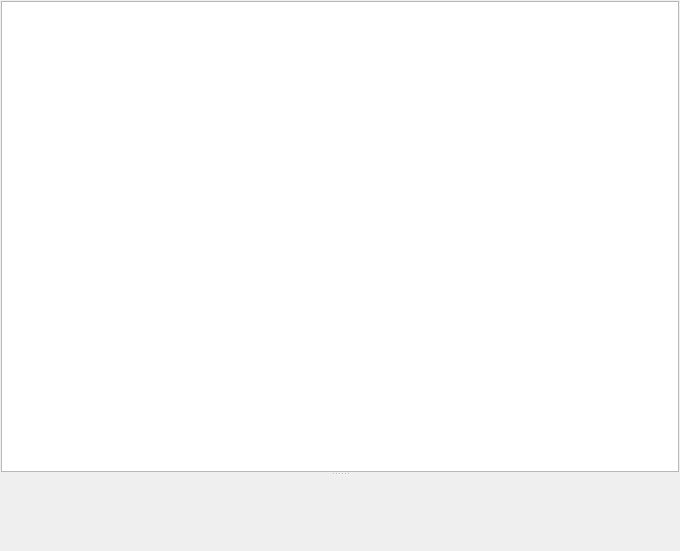
Before: the Qt Designer form src/plugins/bittorrent/torrenttab.ui in 0xd34df00d/leechcraft, drawn with Qt 5.
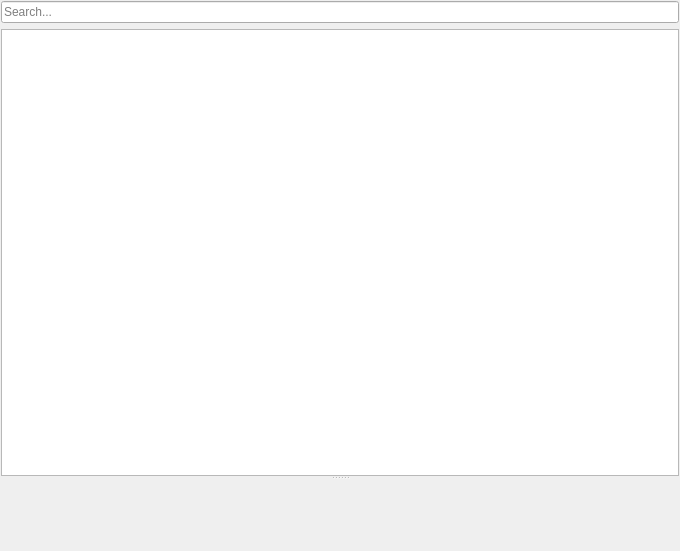
After: the same form once the commit is applied. Custom widgets are drawn as their Qt base class.

Commit message: BitTorrent: added filtering.

Patch:
```diff
--- a/src/plugins/bittorrent/torrenttab.ui
+++ b/src/plugins/bittorrent/torrenttab.ui
@@ -17,6 +17,13 @@
    <property name="margin">
     <number>1</number>
    </property>
+   <item>
+    <widget class="LeechCraft::Util::TagsLineEdit" name="SearchLine_">
+     <property name="placeholderText">
+      <string>Search...</string>
+     </property>
+    </widget>
+   </item>
    <item>
     <widget class="QSplitter" name="splitter">
      <property name="orientation">
@@ -36,6 +43,11 @@
   </layout>
  </widget>
  <customwidgets>
+  <customwidget>
+   <class>LeechCraft::Util::TagsLineEdit</class>
+   <extends>QLineEdit</extends>
+   <header location="global">util/tags/tagslineedit.h</header>
+  </customwidget>
   <customwidget>
    <class>LeechCraft::Plugins::BitTorrent::TorrentTabWidget</class>
    <extends>QWidget</extends>
```
The commit also changes 2 other files.
